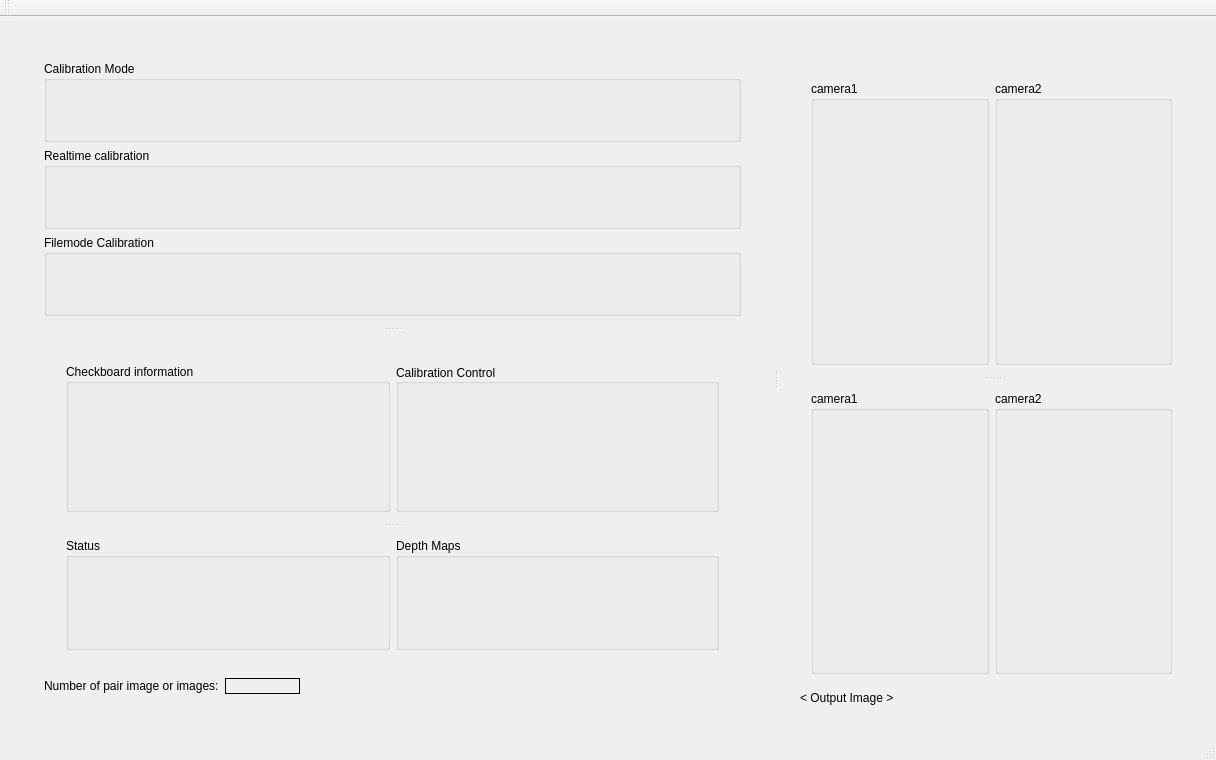
Old version of the form mainApp/mainwindow.ui in the repository oAlexandro/cvStereoPair.
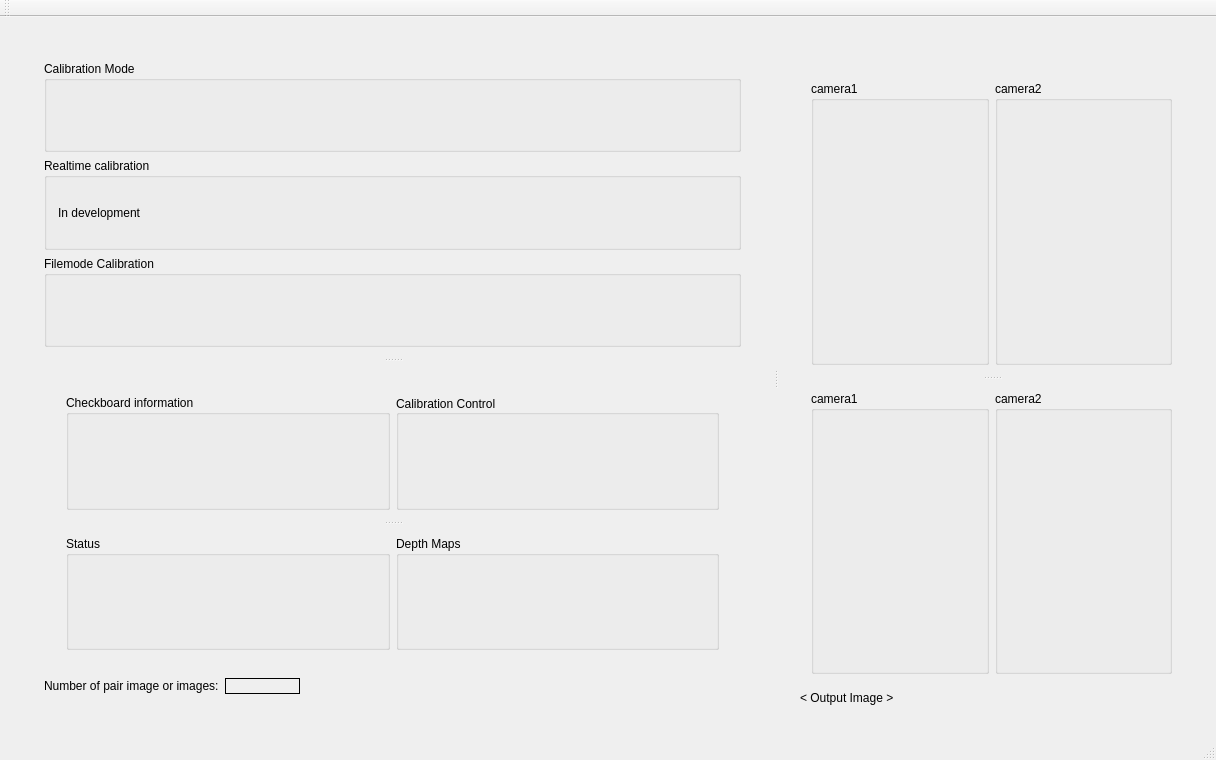
New version of the form.

```diff
--- a/mainApp/mainwindow.ui
+++ b/mainApp/mainwindow.ui
@@ -40,6 +40,11 @@
                  <property name="title">
                   <string>Calibration Mode</string>
                  </property>
+                 <layout class="QVBoxLayout" name="verticalLayout_12">
+                  <item>
+                   <layout class="QVBoxLayout" name="layout_selectCalibMode"/>
+                  </item>
+                 </layout>
                 </widget>
                </item>
                <item>
@@ -47,6 +52,15 @@
                  <property name="title">
                   <string>Realtime calibration</string>
                  </property>
+                 <layout class="QVBoxLayout" name="verticalLayout_10">
+                  <item>
+                   <widget class="QLabel" name="label">
+                    <property name="text">
+                     <string>In development</string>
+                    </property>
+                   </widget>
+                  </item>
+                 </layout>
                 </widget>
                </item>
                <item>
@@ -122,6 +136,11 @@
                         <property name="title">
                          <string>Depth Maps</string>
                         </property>
+                        <layout class="QVBoxLayout" name="verticalLayout_13">
+                         <item>
+                          <layout class="QVBoxLayout" name="layout_depthMap"/>
+                         </item>
+                        </layout>
                        </widget>
                       </item>
                      </layout>
```
Left out of the diff: 2 changed lines with no effect on the pictures.
